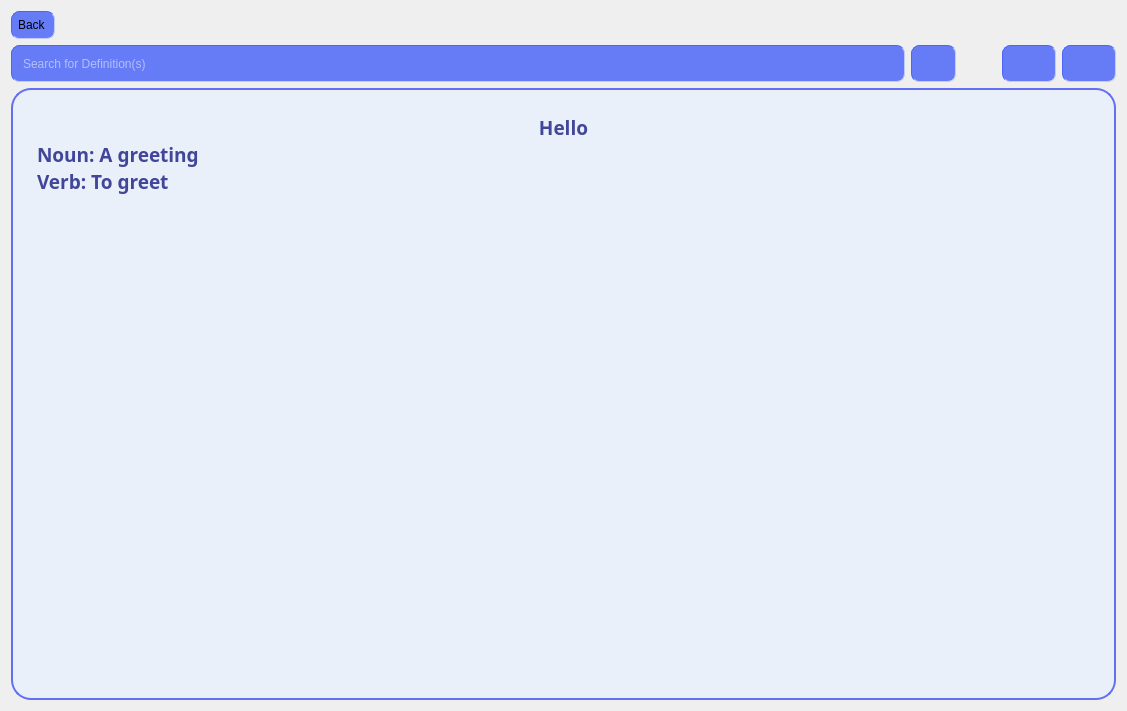
Before: the Qt Designer form searchfordef.ui in OHonSam/CS163_Group2_Dictionary, drawn with Qt 5.
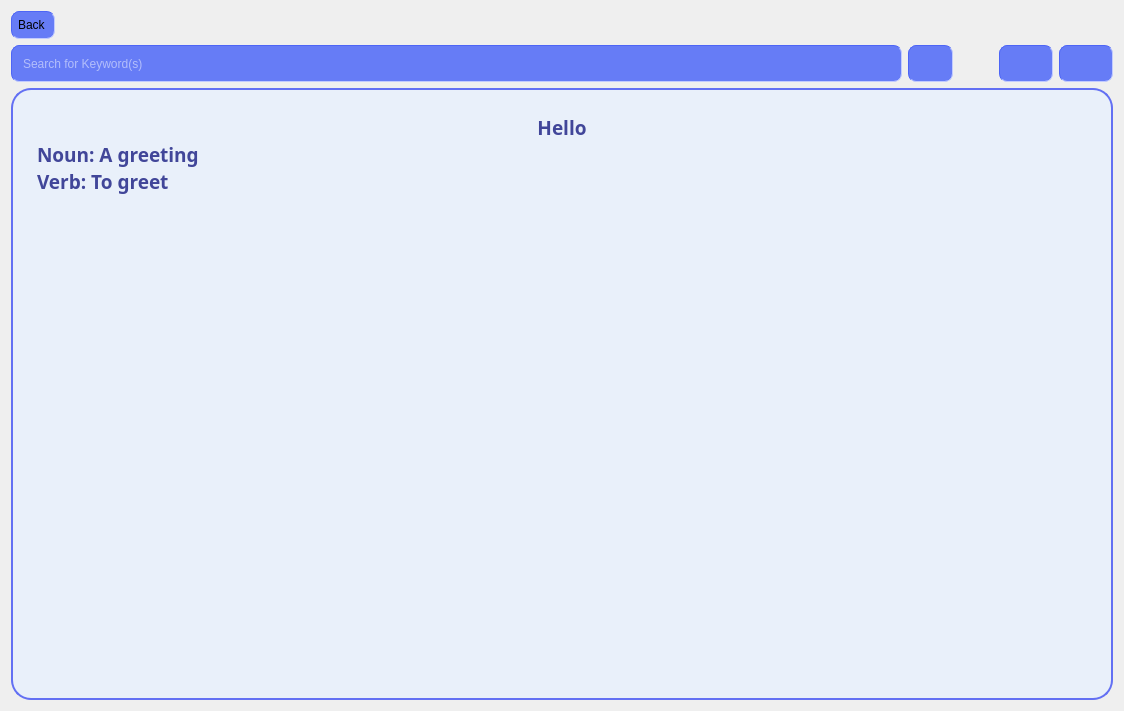
After: the same form once the commit is applied. Icons and pictures are not drawn.

What changed in the file:
```diff
--- a/searchfordef.ui
+++ b/searchfordef.ui
@@ -6,7 +6,7 @@
    <rect>
     <x>0</x>
     <y>0</y>
-    <width>1127</width>
+    <width>1124</width>
     <height>711</height>
    </rect>
   </property>
@@ -80,7 +80,7 @@
 font: 11pt &quot;Comfortaa&quot;;</string>
              </property>
              <property name="placeholderText">
-              <string>Search for Definition(s)</string>
+              <string>Search for Keyword(s)</string>
              </property>
             </widget>
            </item>
```
